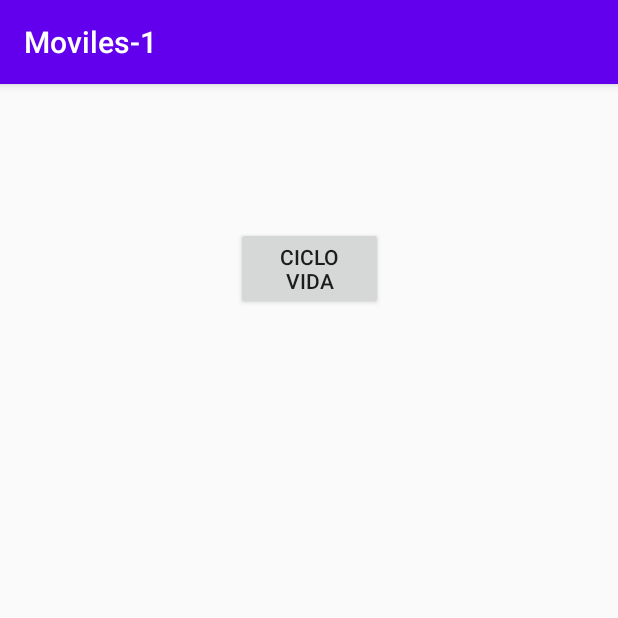
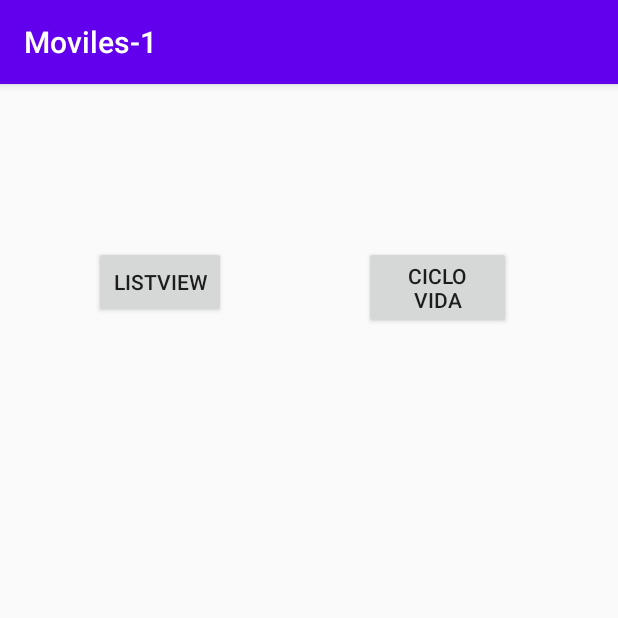
Before and after one commit to 2020-A-Moviles-GR1/mov-reinoso-alvarado-washington-paul, an Android app: the screen it shows after launch (MainActivity), on a phone screen of 412 x 824 dp, the top half of it. Run offline under Robolectric (Android 15) with nearby library versions, the phone set to English and light mode, and no system bars.

Commit message:
listView

```diff
--- a/02-android/app/src/main/AndroidManifest.xml
+++ b/02-android/app/src/main/AndroidManifest.xml
@@ -9,7 +9,8 @@
         android:roundIcon="@mipmap/ic_launcher_round"
         android:supportsRtl="true"
         android:theme="@style/AppTheme">
-        <activity android:name=".CicloVida1"></activity>
+        <activity android:name=".BListViewActivity"></activity>
+        <activity android:name=".CicloVida1" />
         <activity
             android:name=".CicloVida"
             android:label="@string/title_activity_ciclo_vida"
--- a/02-android/app/src/main/java/com/example/moviles_1/CicloVida1.kt
+++ b/02-android/app/src/main/java/com/example/moviles_1/CicloVida1.kt
@@ -14,6 +14,11 @@ class CicloVida1 : AppCompatActivity() {
         super.onCreate(savedInstanceState)
         setContentView(R.layout.activity_ciclo_vida1)
         Log.i("Activity","OnCreate")
+        //obtendremos los valores de la memoria
+        numeroActual=ServicionBDDMemoria.numero
+        if(numeroActual!=0){
+            tv_numero.text=numeroActual.toString()
+        }
         btn_anadir
             .setOnClickListener{
                 sumarUnValor()
@@ -22,6 +27,7 @@ class CicloVida1 : AppCompatActivity() {
 
     fun sumarUnValor(){
         numeroActual=numeroActual+1
+        ServicionBDDMemoria.anadirNumero() //para que tambien se añada un numero en el servicio
         tv_numero.text=numeroActual.toString()
 
     }
--- a/02-android/app/src/main/java/com/example/moviles_1/MainActivity.kt
+++ b/02-android/app/src/main/java/com/example/moviles_1/MainActivity.kt
@@ -19,7 +19,24 @@ class MainActivity : AppCompatActivity() {
                 irCicloVida()
         })
 
+
+        btn_list_view
+            .setOnClickListener({boton->
+                irListView()
+            })
+
+
     }
+
+    fun irListView(){
+        val intentException=Intent(
+            this,
+            BListViewActivity::class.java
+        )
+        //this.startActivity(intentException) metodo dentro de la clase
+        startActivity(intentException)
+    }
+
 
     fun irCicloVida(){
         val intentException=Intent(
@@ -32,6 +49,4 @@ class MainActivity : AppCompatActivity() {
 
 
 
-
-
 }
--- a/02-android/app/src/main/res/layout/activity_main.xml
+++ b/02-android/app/src/main/res/layout/activity_main.xml
@@ -10,11 +10,23 @@
         android:id="@+id/btn_ciclo_vida"
         android:layout_width="98dp"
         android:layout_height="wrap_content"
-        android:layout_marginTop="95dp"
+        android:layout_marginTop="108dp"
         android:text="ciclo Vida"
         android:visibility="visible"
         app:layout_constraintEnd_toEndOf="parent"
+        app:layout_constraintHorizontal_bias="0.773"
         app:layout_constraintStart_toStartOf="parent"
         app:layout_constraintTop_toTopOf="parent"
         tools:visibility="visible" />
+
+    <Button
+        android:id="@+id/btn_list_view"
+        android:layout_width="wrap_content"
+        android:layout_height="wrap_content"
+        android:layout_marginEnd="92dp"
+        android:text="ListView"
+        app:layout_constraintBottom_toBottomOf="@+id/btn_ciclo_vida"
+        app:layout_constraintEnd_toStartOf="@+id/btn_ciclo_vida"
+        app:layout_constraintTop_toTopOf="@+id/btn_ciclo_vida"
+        app:layout_constraintVertical_bias="0.0" />
 </androidx.constraintlayout.widget.ConstraintLayout>
```
Also changed, not shown: 02-android/app/src/main/java/com/example/moviles_1/BListViewActivity.kt (added, +40 -0 lines), 02-android/app/src/main/java/com/example/moviles_1/Entrenador.kt (added, +14 -0 lines), 02-android/app/src/main/java/com/example/moviles_1/ServicionBDDMemoria.kt (added, +14 -0 lines), 02-android/app/src/main/res/layout/activity_b_list_view.xml (added, +17 -0 lines).
